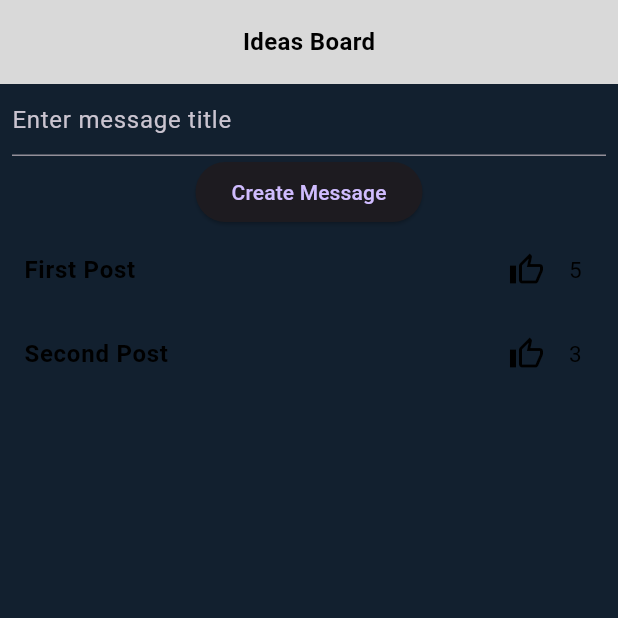
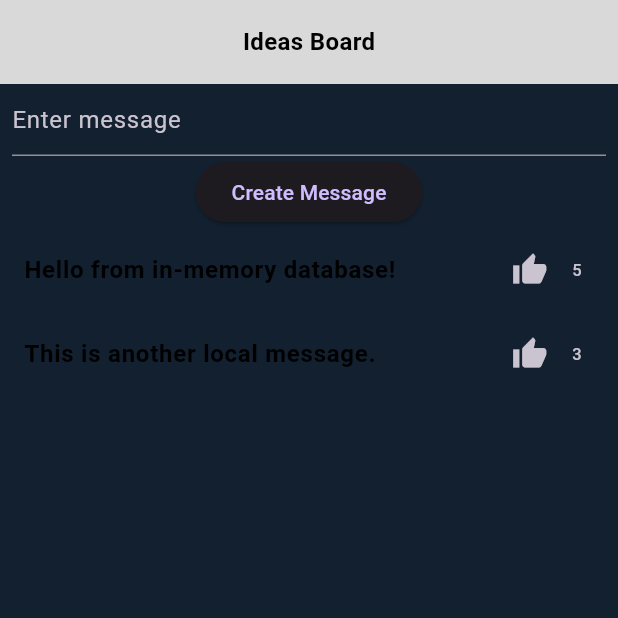
Before and after one commit to Sam20042/BuzzApplication, a Flutter app: the screen it shows after launch, after a tap on "Create Message", on a phone screen of 412 x 824 dp, the top half of it. Run offline on Flutter 3.47's test engine with Material 3 defaults, Android fonts, the phone set to English and light mode, and no system bars.

Commit message:
now using local JSON to mock data recieved from database

```diff
--- a/mobile/flutter/ideas_application/lib/headers/create_message.dart
+++ b/mobile/flutter/ideas_application/lib/headers/create_message.dart
@@ -7,26 +7,24 @@ class CreateMessage extends StatelessWidget {
 
   @override
   Widget build(BuildContext context) {
-    final TextEditingController titleController = TextEditingController();
+    final TextEditingController messageController = TextEditingController();
 
     return Column(
       children: [
-        // Input Field for Message Title
         Container(
           padding: const EdgeInsets.symmetric(horizontal: 8.0),
           child: TextField(
-            controller: titleController,
+            controller: messageController,
             decoration: const InputDecoration(
-              hintText: 'Enter message title',
+              hintText: 'Enter message',
             ),
           ),
         ),
-        // Create Message Button
         ElevatedButton(
           onPressed: () {
-            if (titleController.text.isNotEmpty) {
-              onCreateMessage(titleController.text);
-              titleController.clear(); // Clear input after message creation
+            if (messageController.text.isNotEmpty) {
+              onCreateMessage(messageController.text);
+              messageController.clear(); // Clear input field
             }
           },
           child: const Text('Create Message'),
--- a/mobile/flutter/ideas_application/lib/main.dart
+++ b/mobile/flutter/ideas_application/lib/main.dart
@@ -15,19 +15,33 @@ class FigmaToCodeApp extends StatefulWidget {
 }
 
 class _FigmaToCodeAppState extends State<FigmaToCodeApp> {
+  // In-memory list to simulate a database
   List<Map<String, dynamic>> messages = [
-    {"title": "First Post", "thumbsUp": 5},
-    {"title": "Second Post", "thumbsUp": 3},
+    {'id': 1, 'message': 'Hello from in-memory database!', 'likes': 5},
+    {'id': 2, 'message': 'This is another local message.', 'likes': 3},
   ];
 
-  void addNewMessage(String title) {
-    setState(() {
-      messages.insert(0, {
-        "title": title,
-        "thumbsUp": 0,
-      });
+void addNewMessage(String message) {
+  setState(() {
+    messages.insert(0, {
+      'id': messages.length + 1,
+      'message': message,
+      'likes': 0,
     });
-  }
+    print(messages); // Print the messages list after adding a new message
+  });
+}
+
+void updateLikes(int id, int newLikes) {
+  setState(() {
+    final index = messages.indexWhere((msg) => msg['id'] == id);
+    if (index != -1) {
+      messages[index]['likes'] = newLikes;
+      print(messages); // Print the messages list after updating likes
+    }
+  });
+}
+
 
   @override
   Widget build(BuildContext context) {
@@ -41,7 +55,10 @@ class _FigmaToCodeAppState extends State<FigmaToCodeApp> {
             const Header(),
             CreateMessage(onCreateMessage: addNewMessage),
             Expanded(
-              child: MessageList(messages: messages),
+              child: MessageList(
+                messages: messages,
+                onUpdateLikes: updateLikes,
+              ),
             ),
           ],
         ),
--- a/mobile/flutter/ideas_application/lib/messages/message_item.dart
+++ b/mobile/flutter/ideas_application/lib/messages/message_item.dart
@@ -3,11 +3,13 @@ import 'package:flutter/material.dart';
 class MessageItem extends StatefulWidget {
   final String title;
   final int initialLikes;
+  final Function(int) onLikeToggle;
 
   const MessageItem({
     super.key,
     required this.title,
     required this.initialLikes,
+    required this.onLikeToggle,
   });
 
   @override
@@ -21,19 +23,20 @@ class _MessageItemState extends State<MessageItem> {
   @override
   void initState() {
     super.initState();
-    likeCount = widget.initialLikes; // Initialize with the provided likes
+    likeCount = widget.initialLikes;
   }
 
-  // Toggle the like state and update the like counter
   void toggleLike() {
     setState(() {
       if (isLiked) {
-        likeCount--; // Decrement the like count
+        likeCount--;
       } else {
-        likeCount++; // Increment the like count
+        likeCount++;
       }
-      isLiked = !isLiked; // Toggle the like state
+      isLiked = !isLiked;
     });
+
+    widget.onLikeToggle(likeCount);
   }
 
   @override
@@ -53,19 +56,11 @@ class _MessageItemState extends State<MessageItem> {
           IconButton(
             icon: Icon(
               Icons.thumb_up_alt_outlined,
-              color: isLiked ? Colors.green : Colors.black, // Dynamic color
+              color: isLiked ? Colors.green : Colors.black,
             ),
-            onPressed: toggleLike, // Toggle the like state
+            onPressed: toggleLike,
           ),
-          const SizedBox(width: 4), // Spacer between icon and number
-          Text(
-            '$likeCount', // Display the dynamic like count
-            style: const TextStyle(
-              fontSize: 15,
-              fontWeight: FontWeight.w400,
-              color: Colors.black,
-            ),
-          ),
+          Text('$likeCount'),
         ],
       ),
     );
--- a/mobile/flutter/ideas_application/lib/messages/message_list.dart
+++ b/mobile/flutter/ideas_application/lib/messages/message_list.dart
@@ -1,10 +1,14 @@
 import 'package:flutter/material.dart';
-import 'message_item.dart';
 
 class MessageList extends StatelessWidget {
   final List<Map<String, dynamic>> messages;
+  final Function(int, int) onUpdateLikes;
 
-  const MessageList({super.key, required this.messages});
+  const MessageList({
+    super.key,
+    required this.messages,
+    required this.onUpdateLikes,
+  });
 
   @override
   Widget build(BuildContext context) {
@@ -12,9 +16,31 @@ class MessageList extends StatelessWidget {
       itemCount: messages.length,
       itemBuilder: (context, index) {
         final message = messages[index];
-        return MessageItem(
-          title: message['title'],
-          initialLikes: message['thumbsUp'],
+        return ListTile(
+          title: Text(
+            message['message'],
+            style: const TextStyle(
+              fontSize: 16,
+              fontWeight: FontWeight.bold,
+              color: Colors.black,
+            ),
+          ),
+          trailing: Row(
+            mainAxisSize: MainAxisSize.min,
+            children: [
+              IconButton(
+                icon: const Icon(Icons.thumb_up),
+                onPressed: () {
+                  onUpdateLikes(
+                    message['id'],
+                    message['likes'] + 1,
+                  );
+                },
+              ),
+              const SizedBox(width: 4),
+              Text('${message['likes']}'),
+            ],
+          ),
         );
       },
     );
--- a/mobile/flutter/ideas_application/pubspec.yaml
+++ b/mobile/flutter/ideas_application/pubspec.yaml
@@ -30,7 +30,7 @@ environment:
 dependencies:
   flutter:
     sdk: flutter
-  http: ^0.13.5
+  http: ^1.2.2
 
 
   # The following adds the Cupertino Icons font to your application.
```
Also changed, not shown: mobile/flutter/ideas_application/lib/services/api_service.dart (+33 -17 lines), mobile/flutter/ideas_application/pubspec.lock.
